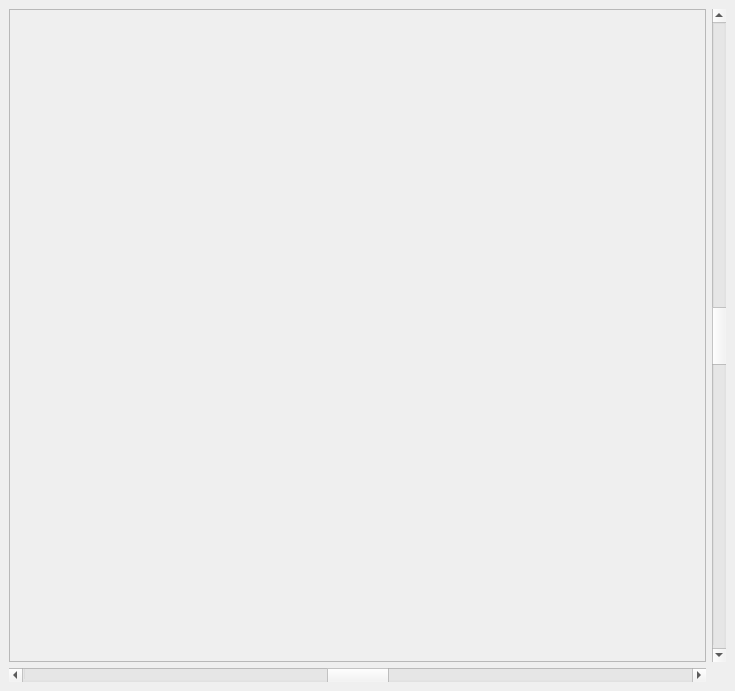
The window that examples/Axis/Labels/mainwindow.ui (KDAB/KDChart) describes before a commit, drawn with Qt 5.
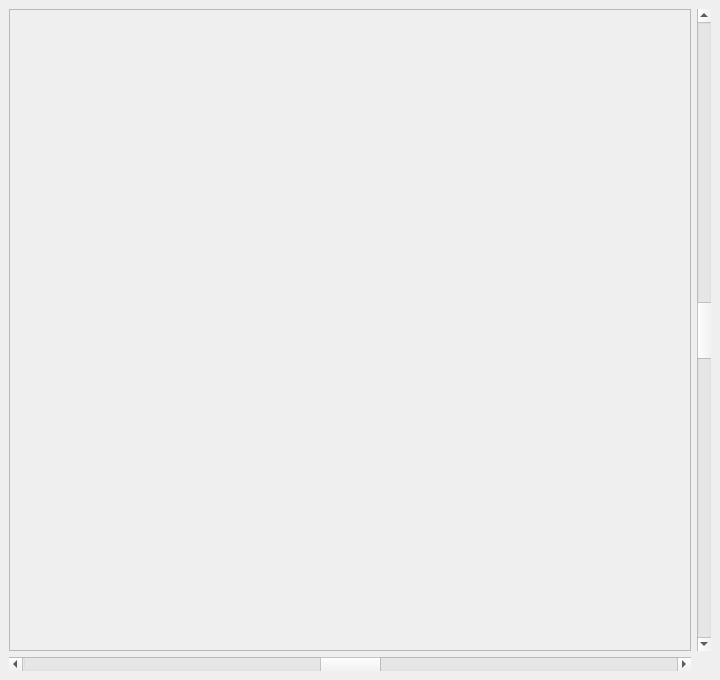
The same window after the commit. Icons and pictures are not drawn.

Commit message: fine-tuning

```diff
--- a/examples/Axis/Labels/mainwindow.ui
+++ b/examples/Axis/Labels/mainwindow.ui
@@ -8,8 +8,8 @@
    <rect>
     <x>0</x>
     <y>0</y>
-    <width>735</width>
-    <height>691</height>
+    <width>720</width>
+    <height>680</height>
    </rect>
   </property>
   <property name="windowTitle" >
```
